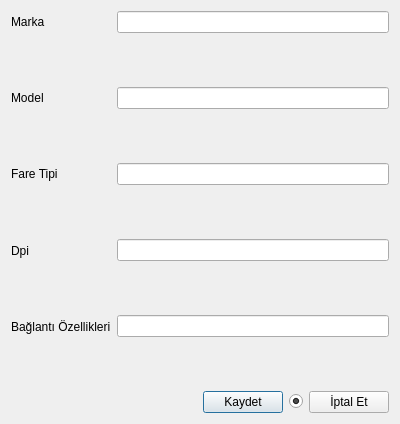
Old version of the form Desktop/tekno_market2/TKN_Market/UI/VeriFormlari/tknfarepencere.ui in the repository asirkacar/okulprojesi.
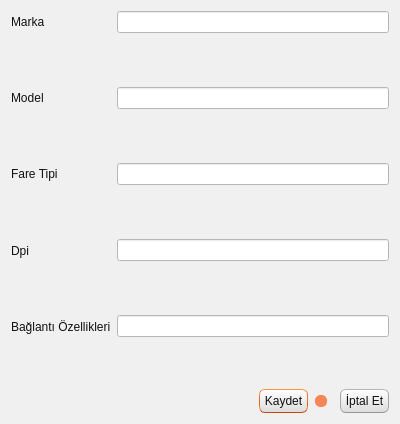
New version of the form. Icons and pictures are not drawn.

The edit to the form file:
```diff
--- a/Desktop/tekno_market2/TKN_Market/UI/VeriFormlari/tknfarepencere.ui
+++ b/Desktop/tekno_market2/TKN_Market/UI/VeriFormlari/tknfarepencere.ui
@@ -13,6 +13,503 @@
   <property name="windowTitle">
    <string>Dialog</string>
   </property>
+  <property name="styleSheet">
+   <string notr="true">/*
+Ubuntu Style Sheet for QT Applications
+Author: Jaime A. Quiroga P.
+Company: GTRONICK
+Last updated: 09/10/2019 (dd/mm/yyyy), 12:31.
+Available at: https://github.com/GTRONICK/QSS/blob/master/Ubuntu.qss
+*/
+QMainWindow {
+	background-color:#f0f0f0;
+}
+QCheckBox {
+	padding:2px;
+}
+QCheckBox:hover {
+	border:1px solid rgb(255,150,60);
+	border-radius:4px;
+	padding: 1px;
+	background-color:qlineargradient(spread:pad, x1:0.5, y1:1, x2:0.5, y2:0, stop:0 rgba(190, 90, 50, 50), stop:1 rgba(250, 130, 40, 50));
+}
+QCheckBox::indicator:checked {
+	border:1px solid rgb(246, 134, 86);
+	border-radius:4px;
+  	background-color:rgb(246, 134, 86)
+}
+QCheckBox::indicator:unchecked {
+	border-width:1px solid rgb(246, 134, 86);
+	border-radius:4px;
+  	background-color:rgb(255,255,255);
+}
+QColorDialog {
+	background-color:#f0f0f0;
+}
+QComboBox {
+	color:rgb(81,72,65);
+	background: #ffffff;
+}
+QComboBox:editable {
+	selection-color:rgb(81,72,65);
+	selection-background-color: #ffffff;
+}
+QComboBox QAbstractItemView {
+	selection-color: #ffffff;
+	selection-background-color: rgb(246, 134, 86);
+}
+QComboBox:!editable:on, QComboBox::drop-down:editable:on {
+	color:  #1e1d23;	
+}
+QDateTimeEdit, QDateEdit, QDoubleSpinBox, QFontComboBox {
+	color:rgb(81,72,65);
+	background-color: #ffffff;
+}
+
+QDialog {
+	background-color:#f0f0f0;
+}
+
+QLabel,QLineEdit {
+	color:rgb(17,17,17);
+}
+QLineEdit {
+	background-color:rgb(255,255,255);
+	selection-background-color:rgb(236,116,64);
+}
+QMenuBar {
+	color:rgb(223,219,210);
+	background-color:rgb(65,64,59);
+}
+QMenuBar::item {
+	padding-top:4px;
+	padding-left:4px;
+	padding-right:4px;
+	color:rgb(223,219,210);
+	background-color:rgb(65,64,59);
+}
+QMenuBar::item:selected {
+	color:rgb(255,255,255);
+	padding-top:2px;
+	padding-left:2px;
+	padding-right:2px;
+	border-top-width:2px;
+	border-left-width:2px;
+	border-right-width:2px;
+	border-top-right-radius:4px;
+	border-top-left-radius:4px;
+	border-style:solid;
+	background-color:rgb(65,64,59);
+	border-top-color: rgb(47,47,44);
+	border-right-color: qlineargradient(spread:pad, x1:0, y1:1, x2:1, y2:0, stop:0 rgba(90, 87, 78, 255), stop:1 rgba(47,47,44, 255));
+	border-left-color:  qlineargradient(spread:pad, x1:1, y1:0, x2:0, y2:0, stop:0 rgba(90, 87, 78, 255), stop:1 rgba(47,47,44, 255));
+}
+QMenu {
+	color:rgb(223,219,210);
+	background-color:rgb(65,64,59);
+}
+QMenu::item {
+	color:rgb(223,219,210);
+	padding:4px 10px 4px 20px;
+}
+QMenu::item:selected {
+	color:rgb(255,255,255);
+	background-color: qlineargradient(spread:pad, x1:0.5, y1:1, x2:0.5, y2:0, stop:0 rgba(225, 108, 54, 255), stop:1 rgba(246, 134, 86, 255));
+	border-style:solid;
+	border-width:3px;
+	padding:4px 7px 4px 17px;
+	border-bottom-color:qlineargradient(spread:pad, x1:0.5, y1:1, x2:0.5, y2:0, stop:0 rgba(175,85,48,255), stop:1 rgba(236,114,67, 255));
+	border-top-color:qlineargradient(spread:pad, x1:0.5, y1:1, x2:0.5, y2:0, stop:0 rgba(253,156,113,255), stop:1 rgba(205,90,46, 255));
+	border-right-color:qlineargradient(spread:pad, x1:0, y1:0.5, x2:1, y2:0.5, stop:0 rgba(253,156,113,255), stop:1 rgba(205,90,46, 255));
+	border-left-color:qlineargradient(spread:pad, x1:1, y1:0.5, x2:0, y2:0.5, stop:0 rgba(253,156,113,255), stop:1 rgba(205,90,46, 255));
+}
+QPlainTextEdit {
+	border-width: 1px solid transparent;
+	color:rgb(17,17,17);
+	selection-background-color:rgb(236,116,64);
+}
+QProgressBar {
+	text-align: center;
+	color: rgb(0, 0, 0);
+	border: 1px inset rgb(150,150,150); 
+	border-radius: 10px;
+	background-color:rgb(221,221,219);
+}
+QProgressBar::chunk:horizontal {
+	background-color: qlineargradient(spread:pad, x1:0.5, y1:1, x2:0.5, y2:0, stop:0 rgba(225, 108, 54, 255), stop:1 rgba(246, 134, 86, 255));
+	border:1px solid;
+	border-radius:8px;
+	border-bottom-color:qlineargradient(spread:pad, x1:0.5, y1:1, x2:0.5, y2:0, stop:0 rgba(175,85,48,255), stop:1 rgba(236,114,67, 255));
+	border-top-color:qlineargradient(spread:pad, x1:0.5, y1:1, x2:0.5, y2:0, stop:0 rgba(253,156,113,255), stop:1 rgba(205,90,46, 255));
+	border-right-color:qlineargradient(spread:pad, x1:0, y1:0.5, x2:1, y2:0.5, stop:0 rgba(253,156,113,255), stop:1 rgba(205,90,46, 255));
+	border-left-color:qlineargradient(spread:pad, x1:1, y1:0.5, x2:0, y2:0.5, stop:0 rgba(253,156,113,255), stop:1 rgba(205,90,46, 255));
+}
+QPushButton{
+	color:rgb(17,17,17);
+	border-width: 1px;
+	border-radius: 6px;
+	border-bottom-color: rgb(150,150,150);
+	border-right-color: rgb(165,165,165);
+	border-left-color: rgb(165,165,165);
+	border-top-color: rgb(180,180,180);
+	border-style: solid;
+	padding: 4px;
+	background-color: qlineargradient(spread:pad, x1:0.5, y1:1, x2:0.5, y2:0, stop:0 rgba(220, 220, 220, 255), stop:1 rgba(255, 255, 255, 255));
+}
+QPushButton:hover{
+	color:rgb(17,17,17);
+	border-width: 1px;
+	border-radius:6px;
+	border-top-color: rgb(255,150,60);
+	border-right-color: qlineargradient(spread:pad, x1:0, y1:1, x2:1, y2:0, stop:0 rgba(200, 70, 20, 255), stop:1 rgba(255,150,60, 255));
+	border-left-color:  qlineargradient(spread:pad, x1:1, y1:0, x2:0, y2:0, stop:0 rgba(200, 70, 20, 255), stop:1 rgba(255,150,60, 255));
+	border-bottom-color: rgb(200,70,20);
+	border-style: solid;
+	padding: 2px;
+	background-color: qlineargradient(spread:pad, x1:0.5, y1:1, x2:0.5, y2:0, stop:0 rgba(220, 220, 220, 255), stop:1 rgba(255, 255, 255, 255));
+}
+QPushButton:default{
+	color:rgb(17,17,17);
+	border-width: 1px;
+	border-radius:6px;
+	border-top-color: rgb(255,150,60);
+	border-right-color: qlineargradient(spread:pad, x1:0, y1:1, x2:1, y2:0, stop:0 rgba(200, 70, 20, 255), stop:1 rgba(255,150,60, 255));
+	border-left-color:  qlineargradient(spread:pad, x1:1, y1:0, x2:0, y2:0, stop:0 rgba(200, 70, 20, 255), stop:1 rgba(255,150,60, 255));
+	border-bottom-color: rgb(200,70,20);
+	border-style: solid;
+	padding: 2px;
+	background-color: qlineargradient(spread:pad, x1:0.5, y1:1, x2:0.5, y2:0, stop:0 rgba(220, 220, 220, 255), stop:1 rgba(255, 255, 255, 255));
+}
+QPushButton:pressed{
+	color:rgb(17,17,17);
+	border-width: 1px;
+	border-radius: 6px;
+	border-width: 1px;
+	border-top-color: rgba(255,150,60,200);
+	border-right-color: qlineargradient(spread:pad, x1:0, y1:1, x2:1, y2:0, stop:0 rgba(200, 70, 20, 255), stop:1 rgba(255,150,60, 200));
+	border-left-color:  qlineargradient(spread:pad, x1:1, y1:0, x2:0, y2:0, stop:0 rgba(200, 70, 20, 255), stop:1 rgba(255,150,60, 200));
+	border-bottom-color: rgba(200,70,20,200);
+	border-style: solid;
+	padding: 2px;
+	background-color: qlineargradient(spread:pad, x1:0.5, y1:0, x2:0.5, y2:1, stop:0 rgba(220, 220, 220, 255), stop:1 rgba(255, 255, 255, 255));
+}
+QPushButton:disabled{
+	color:rgb(174,167,159);
+	border-width: 1px;
+	border-radius: 6px;
+	background-color: qlineargradient(spread:pad, x1:0.5, y1:1, x2:0.5, y2:0, stop:0 rgba(200, 200, 200, 255), stop:1 rgba(230, 230, 230, 255));
+}
+QRadioButton {
+	padding: 1px;
+}
+QRadioButton::indicator:checked {
+	height: 10px;
+	width: 10px;
+	border-style:solid;
+	border-radius:5px;
+	border-width: 1px;
+	border-color: rgba(246, 134, 86, 255);
+	color: #a9b7c6;
+	background-color:rgba(246, 134, 86, 255);
+}
+QRadioButton::indicator:!checked {
+	height: 10px;
+	width: 10px;
+	border-style:solid;
+	border-radius:5px;
+	border-width: 1px;
+	border-color: rgb(246, 134, 86);
+	color: #a9b7c6;
+	background-color: transparent;
+}
+QScrollArea {
+	color: white;
+	background-color:#f0f0f0;
+}
+QSlider::groove {
+	border-style: solid;
+	border-width: 1px;
+	border-color: rgb(207,207,207);
+}
+QSlider::groove:horizontal {
+	height: 5px;
+	background: rgb(246, 134, 86);
+}
+QSlider::groove:vertical {
+	width: 5px;
+	background: rgb(246, 134, 86);
+}
+QSlider::handle:horizontal {
+	background: rgb(253,253,253);
+	border-style: solid;
+	border-width: 1px;
+	border-color: rgb(207,207,207);
+	width: 12px;
+	margin: -5px 0;
+	border-radius: 7px;
+}
+QSlider::handle:vertical {
+	background: rgb(253,253,253);
+	border-style: solid;
+	border-width: 1px;
+	border-color: rgb(207,207,207);
+	height: 12px;
+	margin: 0 -5px;
+	border-radius: 7px;
+}
+QSlider::add-page:horizontal, QSlider::add-page:vertical {
+ 	background: white;
+}
+QSlider::sub-page:horizontal, QSlider::sub-page:vertical {
+	background: rgb(246, 134, 86);
+}
+QStatusBar, QSpinBox {
+	color:rgb(81,72,65);
+}
+QSpinBox {
+	background-color: #ffffff;
+}
+QScrollBar:horizontal {
+	max-height: 20px;
+	border: 1px transparent;
+	margin: 0px 20px 0px 20px;
+}
+QScrollBar::handle:horizontal {
+	background: rgb(253,253,253);
+	border: 1px solid rgb(207,207,207);
+	border-radius: 7px;
+	min-width: 25px;
+}
+QScrollBar::handle:horizontal:hover {
+	background: rgb(253,253,253);
+	border: 1px solid rgb(255,150,60);
+	border-radius: 7px;
+	min-width: 25px;
+}
+QScrollBar::add-line:horizontal {
+  	border: 1px solid rgb(207,207,207);
+  	border-top-right-radius: 7px;
+  	border-top-left-radius: 7px;
+  	border-bottom-right-radius: 7px;
+  	background: rgb(255, 255, 255);
+  	width: 20px;
+  	subcontrol-position: right;
+  	subcontrol-origin: margin;
+}
+QScrollBar::add-line:horizontal:hover {
+  	border: 1px solid rgb(255,150,60);
+  	border-top-right-radius: 7px;
+  	border-top-left-radius: 7px;
+  	border-bottom-right-radius: 7px;
+  	background: rgb(255, 255, 255);
+  	width: 20px;
+  	subcontrol-position: right;
+  	subcontrol-origin: margin;
+}
+QScrollBar::add-line:horizontal:pressed {
+  	border: 1px solid grey;
+  	border-top-left-radius: 7px;
+  	border-top-right-radius: 7px;
+  	border-bottom-right-radius: 7px;
+  	background: rgb(231,231,231);
+  	width: 20px;
+  	subcontrol-position: right;
+  	subcontrol-origin: margin;
+}
+QScrollBar::sub-line:horizontal {
+  	border: 1px solid rgb(207,207,207);
+  	border-top-right-radius: 7px;
+  	border-top-left-radius: 7px;
+  	border-bottom-left-radius: 7px;
+  	background: rgb(255, 255, 255);
+  	width: 20px;
+  	subcontrol-position: left;
+  	subcontrol-origin: margin;
+}
+QScrollBar::sub-line:horizontal:hover {
+  	border: 1px solid rgb(255,150,60);
+  	border-top-right-radius: 7px;
+  	border-top-left-radius: 7px;
+  	border-bottom-left-radius: 7px;
+  	background: rgb(255, 255, 255);
+  	width: 20px;
+  	subcontrol-position: left;
+  	subcontrol-origin: margin;
+}
+QScrollBar::sub-line:horizontal:pressed {
+  	border: 1px solid grey;
+  	border-top-right-radius: 7px;
+  	border-top-left-radius: 7px;
+  	border-bottom-left-radius: 7px;
+  	background: rgb(231,231,231);
+  	width: 20px;
+  	subcontrol-position: left;
+  	subcontrol-origin: margin;
+}
+QScrollBar::left-arrow:horizontal {
+  	border: 1px transparent grey;
+  	border-top-left-radius: 3px;
+  	border-bottom-left-radius: 3px;
+  	width: 6px;
+  	height: 6px;
+  	background: rgb(230,230,230);
+}
+QScrollBar::right-arrow:horizontal {
+	border: 1px transparent grey;
+	border-top-right-radius: 3px;
+	border-bottom-right-radius: 3px;
+  	width: 6px;
+  	height: 6px;
+ 	background: rgb(230,230,230);
+}
+QScrollBar::add-page:horizontal, QScrollBar::sub-page:horizontal {
+ 	background: none;
+} 
+QScrollBar:vertical {
+	max-width: 20px;
+	border: 1px transparent grey;
+	margin: 20px 0px 20px 0px;
+}
+QScrollBar::add-line:vertical {
+	border: 1px solid;
+	border-color: rgb(207,207,207);
+	border-bottom-right-radius: 7px;
+	border-bottom-left-radius: 7px;
+	border-top-left-radius: 7px;
+	background: rgb(255, 255, 255);
+  	height: 20px;
+  	subcontrol-position: bottom;
+  	subcontrol-origin: margin;
+}
+QScrollBar::add-line:vertical:hover {
+  	border: 1px solid;
+  	border-color: rgb(255,150,60);
+  	border-bottom-right-radius: 7px;
+  	border-bottom-left-radius: 7px;
+  	border-top-left-radius: 7px;
+  	background: rgb(255, 255, 255);
+  	height: 20px;
+  	subcontrol-position: bottom;
+  	subcontrol-origin: margin;
+}
+QScrollBar::add-line:vertical:pressed {
+  	border: 1px solid grey;
+  	border-bottom-left-radius: 7px;
+  	border-bottom-right-radius: 7px;
+  	border-top-left-radius: 7px;
+  	background: rgb(231,231,231);
+  	height: 20px;
+  	subcontrol-position: bottom;
+  	subcontrol-origin: margin;
+}
+QScrollBar::sub-line:vertical {
+  	border: 1px solid rgb(207,207,207);
+  	border-top-right-radius: 7px;
+  	border-top-left-radius: 7px;
+  	border-bottom-left-radius: 7px;
+  	background: rgb(255, 255, 255);
+  	height: 20px;
+  	subcontrol-position: top;
+  	subcontrol-origin: margin;
+}
+QScrollBar::sub-line:vertical:hover {
+  	border: 1px solid rgb(255,150,60);
+  	border-top-right-radius: 7px;
+  	border-top-left-radius: 7px;
+  	border-bottom-left-radius: 7px;
+	background: rgb(255, 255, 255);
+  	height: 20px;
+  	subcontrol-position: top;
+  	subcontrol-origin: margin;
+}
+QScrollBar::sub-line:vertical:pressed {
+  	border: 1px solid grey;
+  	border-top-left-radius: 7px;
+  	border-top-right-radius: 7px;
+  	background: rgb(231,231,231);
+ 	height: 20px;
+  	subcontrol-position: top;
+  	subcontrol-origin: margin;
+}
+QScrollBar::handle:vertical {
+	background: rgb(253,253,253);
+	border: 1px solid rgb(207,207,207);
+	border-radius: 7px;
+	min-height: 25px;
+}
+QScrollBar::handle:vertical:hover {
+	background: rgb(253,253,253);
+	border: 1px solid rgb(255,150,60);
+	border-radius: 7px;
+	min-height: 25px;
+}
+QScrollBar::up-arrow:vertical {
+	border: 1px transparent grey;
+  	border-top-left-radius: 3px;
+	border-top-right-radius: 3px;
+  	width: 6px;
+  	height: 6px;
+  	background: rgb(230,230,230);
+}
+QScrollBar::down-arrow:vertical {
+  	border: 1px transparent grey;
+  	border-bottom-left-radius: 3px;
+  	border-bottom-right-radius: 3px;
+  	width: 6px;
+  	height: 6px;
+  	background: rgb(230,230,230);
+}
+QScrollBar::add-page:vertical, QScrollBar::sub-page:vertical {
+  	background: none;
+}
+QTabWidget {
+	color:rgb(0,0,0);
+	background-color:rgb(247,246,246);
+}
+QTabWidget::pane {
+	border-color: rgb(180,180,180);
+	background-color:rgb(247,246,246);
+	border-style: solid;
+	border-width: 1px;
+  	border-radius: 6px;
+}
+QTabBar::tab {
+	padding-left:4px;
+	padding-right:4px;
+	padding-bottom:2px;
+	padding-top:2px;
+	color:rgb(81,72,65);
+  	background-color: qlineargradient(spread:pad, x1:0.5, y1:1, x2:0.5, y2:0, stop:0 rgba(221,218,217,255), stop:1 rgba(240,239,238,255));
+	border-style: solid;
+	border-width: 1px;
+  	border-top-right-radius:4px;
+	border-top-left-radius:4px;
+	border-top-color: rgb(180,180,180);
+	border-left-color: rgb(180,180,180);
+	border-right-color: rgb(180,180,180);
+	border-bottom-color: transparent;
+}
+QTabBar::tab:selected, QTabBar::tab:last:selected, QTabBar::tab:hover {
+  	background-color:rgb(247,246,246);
+  	margin-left: 0px;
+  	margin-right: 1px;
+}
+QTabBar::tab:!selected {
+	margin-top: 1px;
+	margin-right: 1px;
+}
+QTextEdit {
+	border-width: 1px;
+	border-style: solid;
+	border-color:transparent;
+	color:rgb(17,17,17);
+	selection-background-color:rgb(236,116,64);
+}
+QTimeEdit, QToolBox, QToolBox::tab, QToolBox::tab:selected {
+	color:rgb(81,72,65);
+	background-color: #ffffff;
+}</string>
+  </property>
   <layout class="QVBoxLayout" name="verticalLayout_3">
    <item>
     <layout class="QHBoxLayout" name="horizontalLayout_2">
```
Left out of the diff: 12 changed lines with no effect on the pictures.
